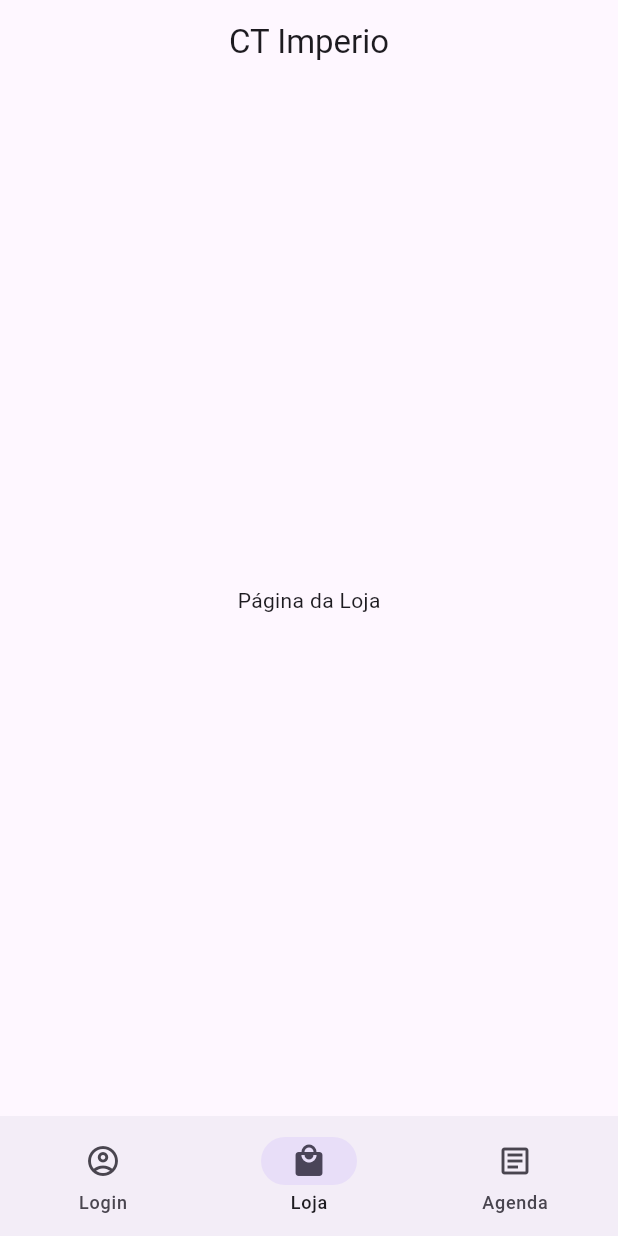
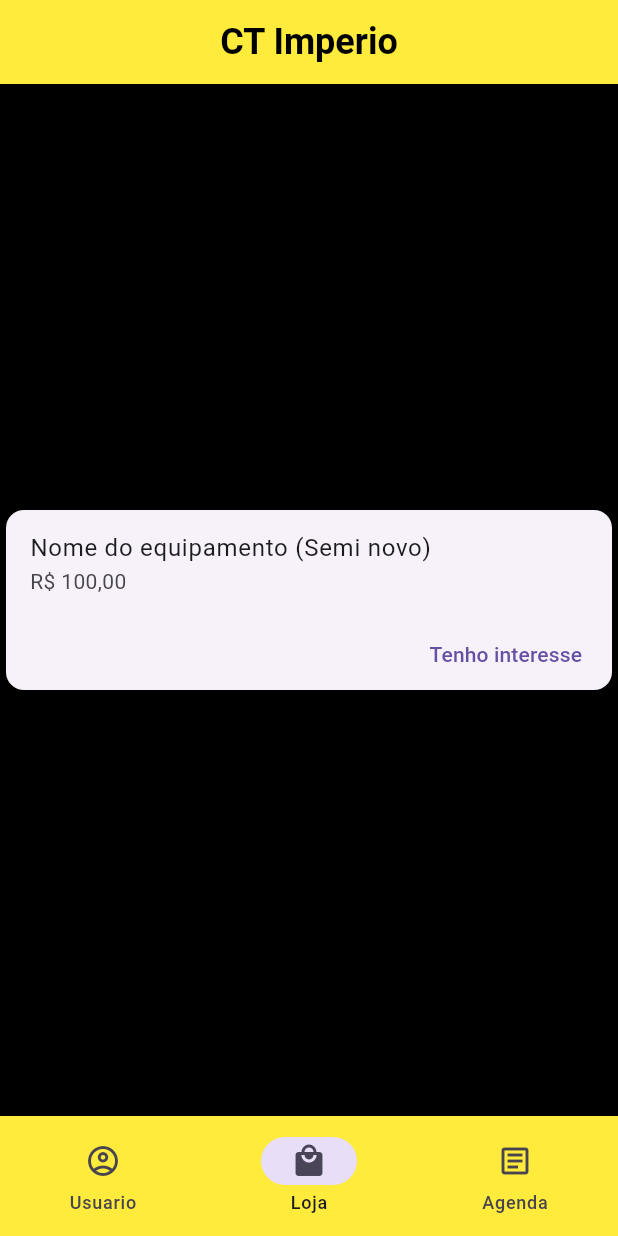
Before and after one commit to Uriasmanu/ct_imperio, a Flutter app: the MyHomePage screen opened directly, item 2 of the bottom bar chosen, on a phone screen of 412 x 824 dp. Run offline on Flutter 3.47's test engine with Material 3 defaults, Android fonts, the phone set to English and light mode, and no system bars.

Commit message:
atualizações

```diff
--- a/lib/components/card.dart
+++ b/lib/components/card.dart
@@ -0,0 +1,42 @@
+import 'package:flutter/material.dart';
+
+class CustomCard extends StatelessWidget {
+  final String title;
+  final String subtitle;
+
+  const CustomCard({
+    super.key,
+    required this.title,
+    required this.subtitle,
+  });
+
+  @override
+  Widget build(BuildContext context) {
+    return Card(
+      elevation: 4,
+      shape: RoundedRectangleBorder(
+        borderRadius: BorderRadius.circular(12.0),
+      ),
+      child: Column(
+        mainAxisSize: MainAxisSize.min,
+        children: <Widget>[
+          ListTile(
+            title: Text(title),
+            subtitle: Text(subtitle),
+          ),
+          Row(
+            mainAxisAlignment: MainAxisAlignment.end,
+            children: <Widget>[
+              const SizedBox(width: 8),
+              TextButton(
+                child: const Text('Tenho interesse'),
+                onPressed: () {/* ... */},
+              ),
+              const SizedBox(width: 8),
+            ],
+          ),
+        ],
+      ),
+    );
+  }
+}
--- a/lib/components/navigation_bar.dart
+++ b/lib/components/navigation_bar.dart
@@ -0,0 +1,38 @@
+import 'package:flutter/material.dart';
+
+class CustomNavigationBar extends StatelessWidget {
+  final int currentIndex;
+  final ValueChanged<int> onItemSelected;
+
+  const CustomNavigationBar({
+    super.key,
+    required this.currentIndex,
+    required this.onItemSelected,
+  });
+
+  @override
+  Widget build(BuildContext context) {
+    return NavigationBar(
+      selectedIndex: currentIndex,
+      onDestinationSelected: onItemSelected,
+      backgroundColor: Colors.yellow,
+      destinations: const [
+        NavigationDestination(
+          icon: Icon(Icons.account_circle_outlined),
+          selectedIcon: Icon(Icons.account_circle),
+          label: 'Usuario',
+        ),
+        NavigationDestination(
+          icon: Icon(Icons.local_mall_outlined),
+          selectedIcon: Icon(Icons.local_mall),
+          label: 'Loja',
+        ),
+        NavigationDestination(
+          icon: Icon(Icons.article_outlined),
+          selectedIcon: Icon(Icons.article),
+          label: 'Agenda',
+        ),
+      ],
+    );
+  }
+}
--- a/lib/main.dart
+++ b/lib/main.dart
@@ -1,4 +1,9 @@
+import 'package:ct_imperio/screens/usuario_screen.dart';
 import 'package:flutter/material.dart';
+import 'screens/loja_screen.dart';
+import 'screens/agenda_screen.dart';
+import 'screens/login_screen.dart';
+import 'components/navigation_bar.dart';
 
 void main() => runApp(const MyApp());
 
@@ -9,7 +14,7 @@ class MyApp extends StatelessWidget {
   Widget build(BuildContext context) {
     return MaterialApp(
       theme: ThemeData(useMaterial3: true),
-      home: const MyHomePage(),
+      home: const LoginScreen(), // Define a tela de login como a inicial
     );
   }
 }
@@ -24,56 +29,33 @@ class MyHomePage extends StatefulWidget {
 class _MyHomePageState extends State<MyHomePage> {
   int currentPageIndex = 0;
 
+  final List<Widget> pages = const [
+    UsuarioScreen(),
+    LojaScreen(),
+    AgendaScreen(),
+  ];
+
   @override
   Widget build(BuildContext context) {
-    final ThemeData theme = Theme.of(context);
-
     return Scaffold(
       appBar: AppBar(
         title: const Text('CT Imperio'),
         centerTitle: true,
+        backgroundColor: Colors.yellow,
+        titleTextStyle: const TextStyle(
+          fontWeight: FontWeight.bold,
+          fontSize: 24,
+          color: Colors.black,
+        ),
       ),
-      body: <Widget>[
-        // Página Login
-        Center(
-          child: Text(
-            'Página de Login',
-            style: theme.textTheme.headlineMedium,
-          ),
-        ),
-        // Página Loja
-        const Center(
-          child: Text('Página da Loja'),
-        ),
-        // Página Agenda
-        const Center(
-          child: Text('Página da Agenda'),
-        ),
-      ][currentPageIndex],
-      bottomNavigationBar: NavigationBar(
-        selectedIndex: currentPageIndex,
-        onDestinationSelected: (int index) {
+      body: pages[currentPageIndex],
+      bottomNavigationBar: CustomNavigationBar(
+        currentIndex: currentPageIndex,
+        onItemSelected: (index) {
           setState(() {
             currentPageIndex = index;
           });
         },
-        destinations: const [
-          NavigationDestination(
-            icon: Icon(Icons.account_circle_outlined),
-            selectedIcon: Icon(Icons.account_circle),
-            label: 'Login',
-          ),
-          NavigationDestination(
-            icon: Icon(Icons.local_mall_outlined),
-            selectedIcon: Icon(Icons.local_mall),
-            label: 'Loja',
-          ),
-          NavigationDestination(
-            icon: Icon(Icons.article_outlined),
-            selectedIcon: Icon(Icons.article),
-            label: 'Agenda',
-          ),
-        ],
       ),
     );
   }
--- a/lib/screens/loja_screen.dart
+++ b/lib/screens/loja_screen.dart
@@ -0,0 +1,19 @@
+import 'package:flutter/material.dart';
+import '../components/card.dart';
+
+class LojaScreen extends StatelessWidget {
+  const LojaScreen({super.key});
+
+  @override
+  Widget build(BuildContext context) {
+    return Scaffold(
+      backgroundColor: Colors.black, // Fundo preto
+      body: Center(
+        child: CustomCard(
+          title: 'Nome do equipamento (Semi novo)',
+          subtitle: 'R\$ 100,00',
+        ),
+      ),
+    );
+  }
+}
```
Also changed, not shown: lib/mocks/texts.json (+30 -0 lines), lib/screens/agenda_screen.dart (+12 -0 lines), lib/screens/login_screen.dart (+66 -0 lines), lib/screens/usuario_screen.dart (+17 -0 lines), pubspec.yaml (+2 -5 lines).
